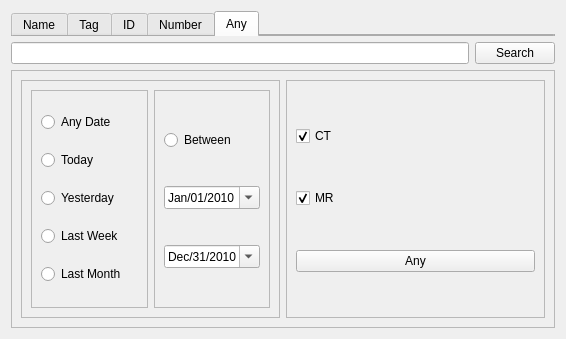
Old version of the form Libs/DICOM/Widgets/Resources/UI/ctkDICOMQueryWidget.ui in the repository dgiunchi/CTK.
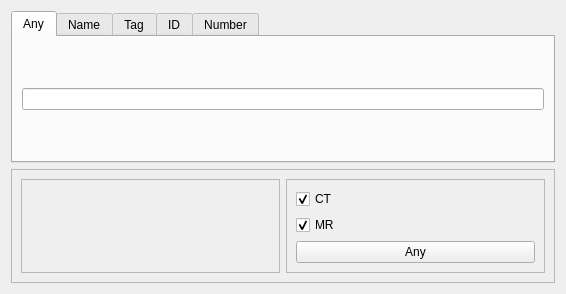
New version of the form. The open tabs and pages were chosen to show the change. Custom widgets are drawn as their Qt base class.

```diff
--- a/Libs/DICOM/Widgets/Resources/UI/ctkDICOMQueryWidget.ui
+++ b/Libs/DICOM/Widgets/Resources/UI/ctkDICOMQueryWidget.ui
@@ -7,7 +7,7 @@
     <x>0</x>
     <y>0</y>
     <width>566</width>
-    <height>339</height>
+    <height>294</height>
    </rect>
   </property>
   <property name="windowTitle">
@@ -19,7 +19,7 @@
      <item>
       <widget class="QTabWidget" name="queryoptions">
        <property name="sizePolicy">
-        <sizepolicy hsizetype="Expanding" vsizetype="Maximum">
+        <sizepolicy hsizetype="Expanding" vsizetype="Expanding">
          <horstretch>0</horstretch>
          <verstretch>0</verstretch>
         </sizepolicy>
@@ -27,12 +27,22 @@
        <property name="maximumSize">
         <size>
          <width>16777215</width>
-         <height>25</height>
+         <height>16777215</height>
         </size>
        </property>
        <property name="currentIndex">
         <number>2</number>
        </property>
+       <widget class="QWidget" name="Any">
+        <attribute name="title">
+         <string>Any</string>
+        </attribute>
+        <layout class="QVBoxLayout" name="verticalLayout_6">
+         <item>
+          <widget class="QLineEdit" name="AnySearch"/>
+         </item>
+        </layout>
+       </widget>
        <widget class="QWidget" name="Name">
         <attribute name="title">
          <string>Name</string>
@@ -52,28 +62,14 @@
         <attribute name="title">
          <string>Number</string>
         </attribute>
-       </widget>
-       <widget class="QWidget" name="Any">
-        <attribute name="title">
-         <string>Any</string>
-        </attribute>
+        <layout class="QVBoxLayout" name="verticalLayout_10">
+         <item>
+          <widget class="QLineEdit" name="NumberSearch"/>
+         </item>
+        </layout>
        </widget>
       </widget>
      </item>
-     <item>
-      <layout class="QHBoxLayout" name="horizontalLayout">
-       <item>
-        <widget class="QLineEdit" name="lineEdit"/>
-       </item>
-       <item>
-        <widget class="QPushButton" name="pushButton">
-         <property name="text">
-          <string>Search</string>
-         </property>
-        </widget>
-       </item>
-      </layout>
-     </item>
     </layout>
    </item>
    <item>
@@ -95,104 +91,7 @@
         </property>
         <layout class="QHBoxLayout" name="horizontalLayout_3">
          <item>
-          <widget class="QFrame" name="frame_4">
-           <property name="frameShape">
-            <enum>QFrame::StyledPanel</enum>
-           </property>
-           <property name="frameShadow">
-            <enum>QFrame::Raised</enum>
-           </property>
-           <layout class="QVBoxLayout" name="verticalLayout_3">
-            <item>
-             <widget class="QRadioButton" name="radioButton">
-              <property name="text">
-               <string>Any Date</string>
-              </property>
-             </widget>
-            </item>
-            <item>
-             <widget class="QRadioButton" name="radioButton_3">
-              <property name="text">
-               <string>Today</string>
-              </property>
-             </widget>
-            </item>
-            <item>
-             <widget class="QRadioButton" name="radioButton_2">
-              <property name="text">
-               <string>Yesterday</string>
-              </property>
-             </widget>
-            </item>
-            <item>
-             <widget class="QRadioButton" name="radioButton_6">
-              <property name="text">
-               <string>Last Week</string>
-              </property>
-             </widget>
-            </item>
-            <item>
-             <widget class="QRadioButton" name="radioButton_7">
-              <property name="text">
-               <string>Last Month</string>
-              </property>
-             </widget>
-            </item>
-           </layout>
-          </widget>
-         </item>
-         <item>
-          <widget class="QFrame" name="frame_5">
-           <property name="frameShape">
-            <enum>QFrame::StyledPanel</enum>
-           </property>
-           <property name="frameShadow">
-            <enum>QFrame::Raised</enum>
-           </property>
-           <layout class="QVBoxLayout" name="verticalLayout_4">
-            <item>
-             <widget class="QRadioButton" name="radioButton_5">
-              <property name="text">
-               <string>Between</string>
-              </property>
-             </widget>
-            </item>
-            <item>
-             <widget class="QDateTimeEdit" name="dateTimeEdit">
-              <property name="date">
-               <date>
-                <year>2010</year>
-                <month>1</month>
-                <day>1</day>
-               </date>
-              </property>
-              <property name="displayFormat">
-               <string>MMM/dd/yyyy</string>
-              </property>
-              <property name="calendarPopup">
-               <bool>true</bool>
-              </property>
-             </widget>
-            </item>
-            <item>
-             <widget class="QDateTimeEdit" name="dateTimeEdit_2">
-              <property name="date">
-               <date>
-                <year>2010</year>
-                <month>12</month>
-                <day>31</day>
-               </date>
-              </property>
-              <property name="displayFormat">
-               <string>MMM/dd/yyyy</string>
-              </property>
-              <property name="calendarPopup">
-               <bool>true</bool>
-              </property>
-             </widget>
-            </item>
-           </layout>
-          </widget>
+          <widget class="ctkDateRangeWidget" name="widget" native="true"/>
          </item>
         </layout>
        </widget>
@@ -241,6 +140,14 @@
    </item>
   </layout>
  </widget>
+ <customwidgets>
+  <customwidget>
+   <class>ctkDateRangeWidget</class>
+   <extends>QWidget</extends>
+   <header>ctkDateRangeWidget.h</header>
+   <container>1</container>
+  </customwidget>
+ </customwidgets>
  <resources/>
  <connections/>
 </ui>
```
Left out of the diff: 17 changed lines with no effect on the pictures.
